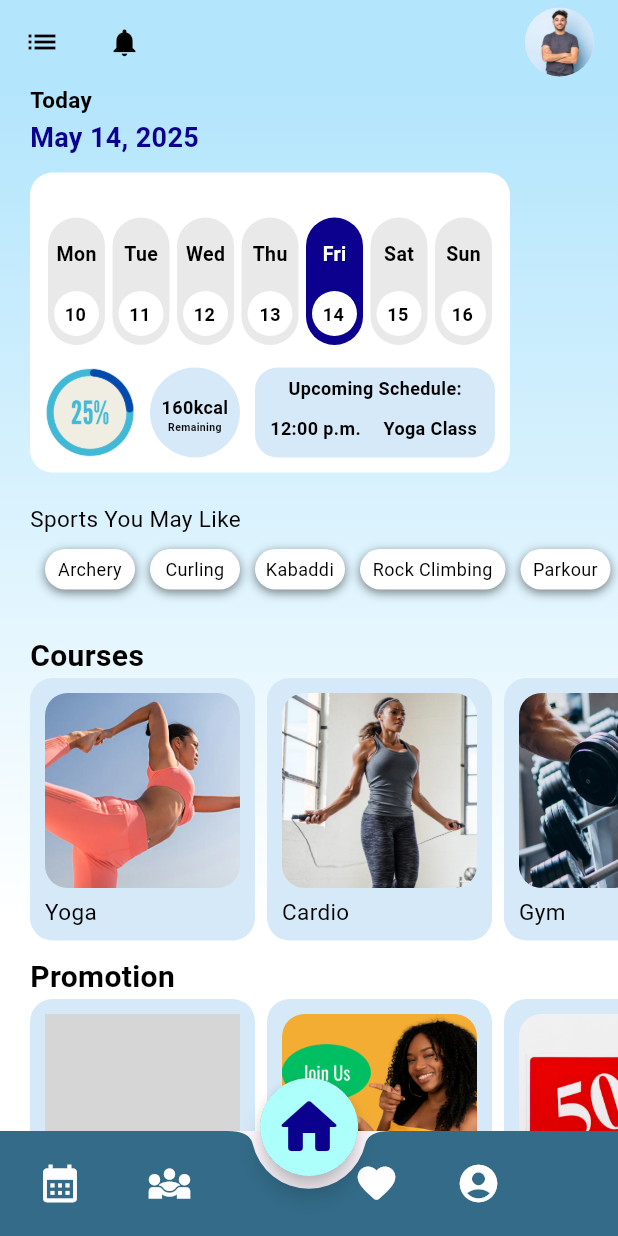
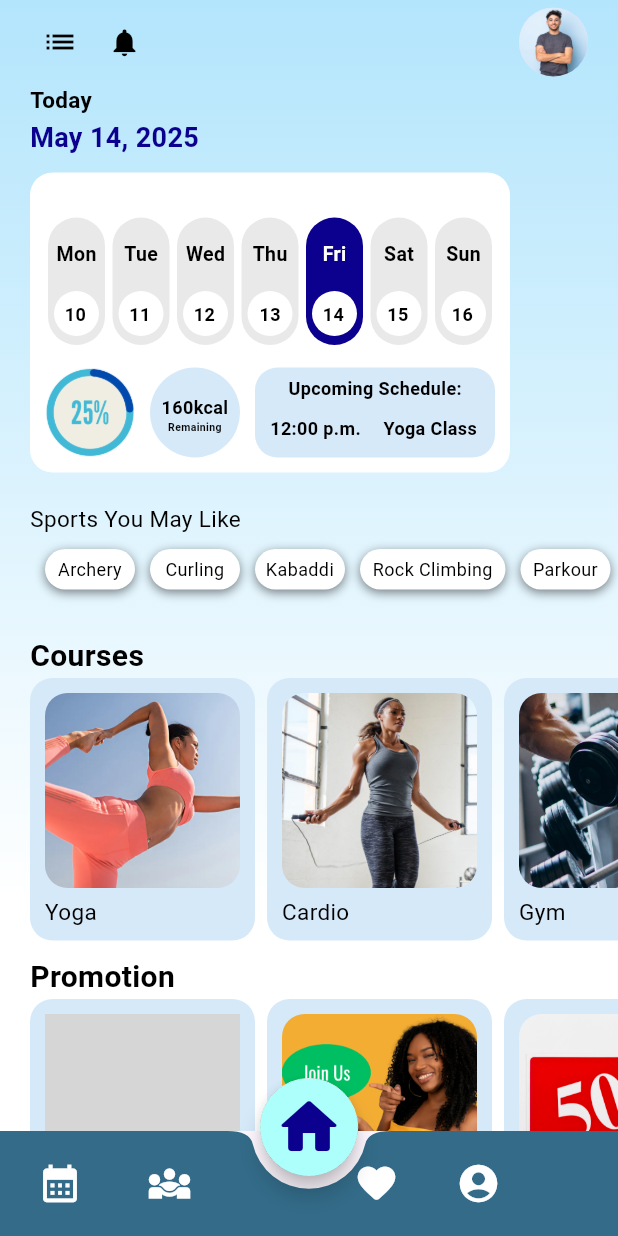
Before and after one commit to RRTeoh/Mobile, a Flutter app: the screen it shows after launch, on a phone screen of 412 x 824 dp. Run offline on Flutter 3.47's test engine with Material 3 defaults, Android fonts, the phone set to English and light mode, and no system bars; our stand-ins replace flutter_rating_bar, percent_indicator; grey boxes are pictures that could not be loaded.

Commit message:
update setting in home page

```diff
--- a/lib/screens/home_page.dart
+++ b/lib/screens/home_page.dart
@@ -26,11 +26,16 @@ class _HomePageState extends State<HomePage> {
     //final screenHeight = MediaQuery.of(context).size.height;
 
     return Scaffold(
+      extendBodyBehindAppBar: true,
       appBar: AppBar(
-        backgroundColor: Colors.lightBlue.shade100,
-    leading: isSettingsOpen
-        ? null // No leading widget when settings are open
-        : IconButton(
+        backgroundColor: Colors.transparent,
+
+    // Title: list icon when settings are closed
+    title: isSettingsOpen
+        ? null
+        : Row(
+            children: [
+              IconButton(
                 icon: const Icon(Icons.list, color: Colors.black),
                 onPressed: () {
                   setState(() {
@@ -38,73 +43,24 @@ class _HomePageState extends State<HomePage> {
                   });
                 },
               ),
-        title: Row(
-          children: [
-            // Padding(
-            //   padding: EdgeInsets.only(left: 0),
+              const SizedBox(width: 8),
+              const Icon(Icons.notifications, color: Colors.black, size: 22),
+              SizedBox(width:180),
+            //   CircleAvatar(
+            //   radius: 23,
+            //   backgroundImage: AssetImage("assets/images/Profile.png"),
             // ),
-            //Container(
-              //decoration: BoxDecoration(
-                //color: Colors.white,
-                //shape: BoxShape.circle,
-              //),
-              //padding: EdgeInsets.all(5),
-              //child:
-              // Icon(
-              //   Icons.list,
-              //   color:Colors.black,
-              //   size: 22,
-              //   ),
-            //),
-            //SizedBox(width: 0),
-            //Container(
-             // decoration: BoxDecoration(
-                //color: Colors.white,
-                //shape: BoxShape.circle,
-              //),
-              //padding: EdgeInsets.all(5),
-              //child:
-              Icon(
-                Icons.notifications,
-                color: Colors.black,
-                size: 22,
+            ],
           ),
-            //),
-            //SizedBox(width: 210),
-            // Container(
-            //   margin: EdgeInsets.symmetric(horizontal: 10, vertical: 10),
-            //   padding: EdgeInsets.symmetric(horizontal: 50, vertical: 1),
-            //   decoration: BoxDecoration(
-            //     color: Colors.white,
-            //     borderRadius: BorderRadius.circular(30),
-            //   ),
-            //   child: Row(
-            //     children: [
-            //       Icon(
-            //         Icons.search,
-            //         color: Colors.grey,
-            //         size: 30
-            //       ),
-            //       SizedBox(width: 5),
-            //       Text(
-            //         "Search",
-            //         style: TextStyle(
-            //           color: Colors.grey,
-            //           fontSize: 20
-            //         )
-            //       )
-            //     ],
-            //   )
-            // ),
-            //SizedBox(width: 16),
-            Spacer(),
-            CircleAvatar(
+          actions:[
+          Padding(
+            padding: const EdgeInsets.only(right: 20.0),
+            child: CircleAvatar(
               radius: 23,
               backgroundImage: AssetImage("assets/images/Profile.png"),
-
             ),
-          ],
-        )
+          ),
+          ]
       ),
 
       body: Stack(
```
Also changed, not shown: lib/screens/profile_page.dart (deleted, +0 -40 lines). Lines whose indentation alone changed are shown as unchanged.
